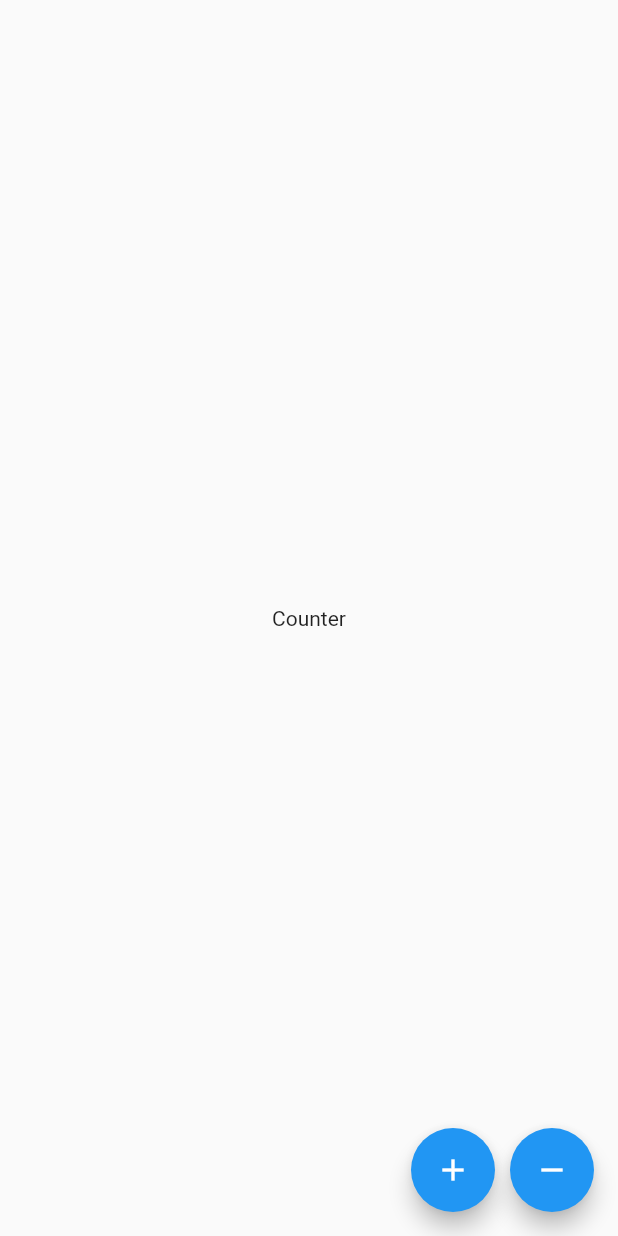
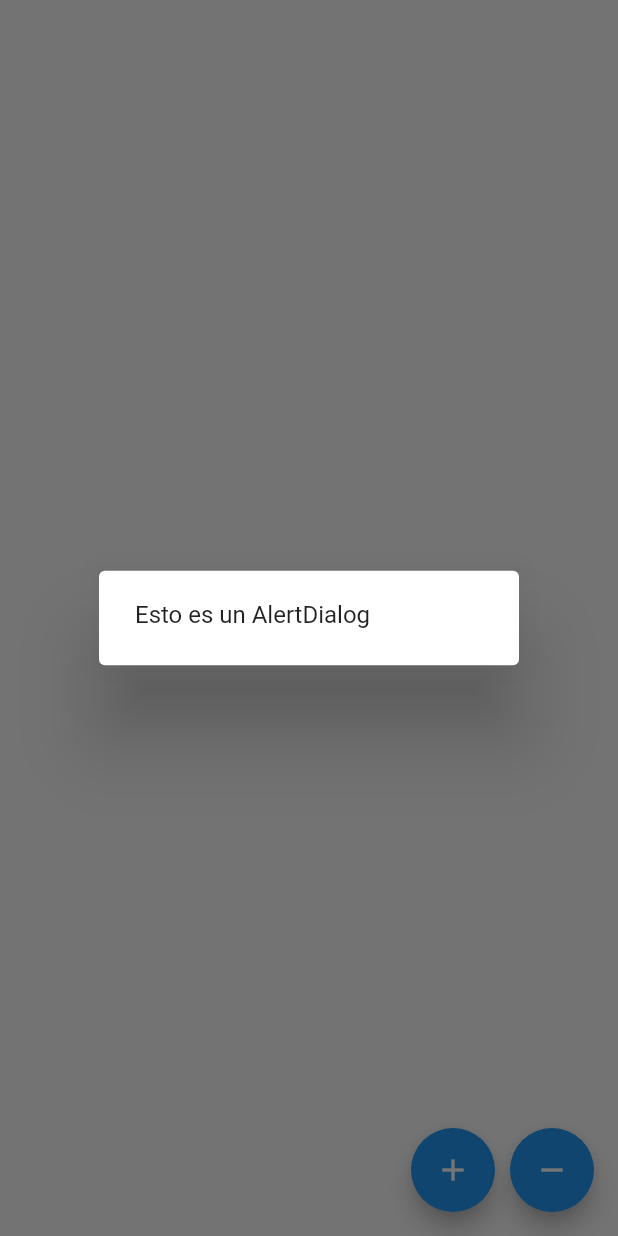
Before and after one commit to Chemaelgrande/clases-alejandra, a Flutter app: the screen it shows after launch, after a tap on the "add" icon, on a phone screen of 412 x 824 dp. Run offline on Flutter 3.47's test engine with Material 2 defaults, Android fonts, the phone set to English and light mode, and no system bars; our stand-ins replace bloc, flutter_bloc.

Commit message:
create counter widget and cubits

```diff
--- /dev/null
+++ b/lib/cubits/counter/counter_cubit.dart
@@ -0,0 +1,29 @@
+import 'dart:developer';
+
+import 'package:bloc/bloc.dart';
+
+part 'counter_state.dart';
+
+class CounterCubit extends Cubit<CounterState> {
+  CounterCubit() : super(CounterState.initial());
+
+  void incriment() {
+    final newState = state.copyWith(counter: state.counter + 1);
+
+    log("${newState.counter}");
+    emit(newState);
+  }
+
+  void decrement() {
+    final newState = state.copyWith(counter: state.counter - 1);
+
+    log("${newState.counter}");
+    emit(newState);
+  }
+
+  void nullValueIncrement() {
+    final newState = state.copyWith();
+    log("${newState.counter}");
+    emit(newState);
+  }
+}
--- /dev/null
+++ b/lib/cubits/counter/counter_state.dart
@@ -0,0 +1,15 @@
+part of 'counter_cubit.dart';
+
+class CounterState {
+  final int counter;
+
+  const CounterState({required this.counter});
+
+  factory CounterState.initial() {
+    return const CounterState(counter: 1);
+  }
+
+  CounterState copyWith({int? counter}) {
+    return CounterState(counter: counter ?? this.counter);
+  }
+}
--- a/lib/main.dart
+++ b/lib/main.dart
@@ -1,5 +1,7 @@
+import 'package:first_app_flutter/cubits/counter/counter_cubit.dart';
 import 'package:first_app_flutter/screens/home_screen.dart';
 import 'package:flutter/material.dart';
+import 'package:flutter_bloc/flutter_bloc.dart';
 
 void main() => runApp(const MyApp());
 
@@ -8,9 +10,12 @@ class MyApp extends StatelessWidget {
 
   @override
   Widget build(BuildContext context) {
-    return MaterialApp(
-      title: 'Material App',
-      home: HomePage(),
+    return BlocProvider<CounterCubit>(
+      create: (context) => CounterCubit(),
+      child: MaterialApp(
+        title: 'Material App',
+        home: HomePage(),
+      ),
     );
   }
 }
--- a/lib/screens/home_screen.dart
+++ b/lib/screens/home_screen.dart
@@ -1,34 +1,56 @@
+//Extern app
+import 'package:first_app_flutter/cubits/counter/counter_cubit.dart';
+import 'package:first_app_flutter/utils/var_utils.dart';
+import 'package:first_app_flutter/widgets/counter_widget.dart';
+import 'package:flutter/material.dart';
+import 'package:flutter_bloc/flutter_bloc.dart';
+
+//Intern app
 import 'package:first_app_flutter/theme/spaces_app.dart';
-import 'package:flutter/material.dart';
 
 class HomePage extends StatelessWidget {
   HomePage({Key? key}) : super(key: key);
 
   final SpacesApp spacesApp = SpacesApp();
+
   @override
   Widget build(BuildContext context) {
-    return Scaffold(
-      body: const Center(
-        child: Text('Counter'),
-      ),
+    return BlocListener<CounterCubit, CounterState>(
+        listener: (context, stateListenerCounter) {
+          if (stateListenerCounter.counter == 2) {
+            showDialog(
+                context: context,
+                builder: (context) {
+                  return const AlertDialog(
+                    content: Text('Esto es un AlertDialog'),
+                  );
+                });
+          }
+        },
+        child: Scaffold(
+          body: const CounterWidget(),
           floatingActionButton: Row(
             mainAxisAlignment: MainAxisAlignment.end,
             children: [
               FloatingActionButton(
-            onPressed: () {},
+                onPressed: () {
+                  BlocProvider.of<CounterCubit>(context).incriment();
+                },
                 child: const Icon(Icons.add),
               ),
               SizedBox(
                 width: spacesApp.miniSpace,
               ),
               FloatingActionButton(
-            onPressed: () {},
+                onPressed: () {
+                  BlocProvider.of<CounterCubit>(context).decrement();
+                },
                 child: const Icon(
                   Icons.remove,
                 ),
               ),
             ],
           ),
-    );
+        ));
   }
 }
--- a/lib/utils/var_utils.dart
+++ b/lib/utils/var_utils.dart
@@ -4,4 +4,6 @@ class VarUtils {
   String text2 = "Esto es text2";
 
   bool isOpen = true;
+
+  int initNumber = 1;
 }
--- /dev/null
+++ b/lib/widgets/counter_widget.dart
@@ -0,0 +1,18 @@
+import 'package:flutter/material.dart';
+import 'package:flutter_bloc/flutter_bloc.dart';
+
+import 'package:first_app_flutter/cubits/counter/counter_cubit.dart';
+
+class CounterWidget extends StatelessWidget {
+  const CounterWidget({Key? key}) : super(key: key);
+
+  @override
+  Widget build(BuildContext context) {
+    return BlocBuilder<CounterCubit, CounterState>(
+        builder: (context, stateCounter) {
+      return Center(
+        child: Text(stateCounter.counter.toString()),
+      );
+    });
+  }
+}
--- a/pubspec.yaml
+++ b/pubspec.yaml
@@ -3,7 +3,7 @@ description: A new Flutter project.
 
 # The following line prevents the package from being accidentally published to
 # pub.dev using `flutter pub publish`. This is preferred for private packages.
-publish_to: 'none' # Remove this line if you wish to publish to pub.dev
+publish_to: "none" # Remove this line if you wish to publish to pub.dev
 
 # The following defines the version and build number for your application.
 # A version number is three numbers separated by dots, like 1.2.43
@@ -30,10 +30,10 @@ dependencies:
   flutter:
     sdk: flutter
 
-
   # The following adds the Cupertino Icons font to your application.
   # Use with the CupertinoIcons class for iOS style icons.
   cupertino_icons: ^1.0.2
+  flutter_bloc: ^8.0.1
 
 dev_dependencies:
   flutter_test:
@@ -51,7 +51,6 @@ dev_dependencies:
 
 # The following section is specific to Flutter packages.
 flutter:
-
   # The following line ensures that the Material Icons font is
   # included with your application, so that you can use the icons in
   # the material Icons class.
```
Also changed, not shown: pubspec.lock. Lines whose indentation alone changed are shown as unchanged.
